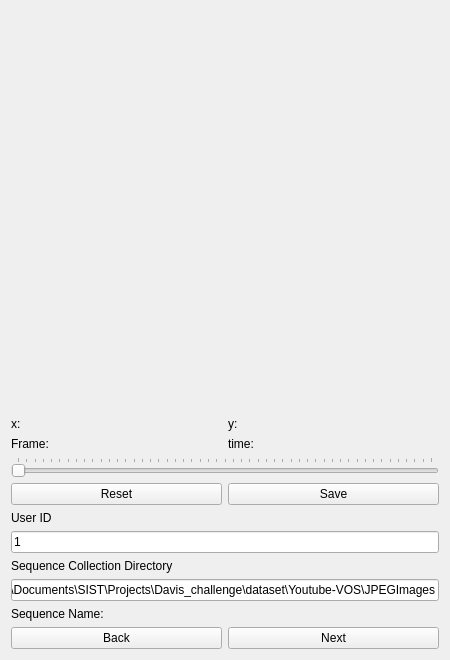
ShenhanQian/inital-scribble-collector, file scribble_collector_UI.ui: the form before one commit.
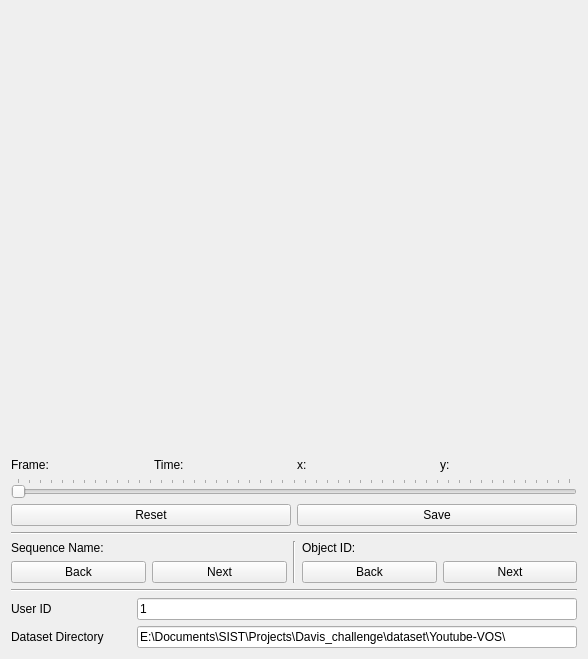
The form after the commit.

Commit message: Rearrange GUI framework for switching between object ID

```diff
--- a/scribble_collector_UI.ui
+++ b/scribble_collector_UI.ui
@@ -6,8 +6,8 @@
    <rect>
     <x>0</x>
     <y>0</y>
-    <width>450</width>
-    <height>450</height>
+    <width>588</width>
+    <height>659</height>
    </rect>
   </property>
   <property name="sizePolicy">
@@ -25,37 +25,22 @@
      <item>
       <widget class="QLabel" name="canvas">
        <property name="sizePolicy">
-        <sizepolicy hsizetype="Minimum" vsizetype="Minimum">
+        <sizepolicy hsizetype="Preferred" vsizetype="Expanding">
          <horstretch>0</horstretch>
          <verstretch>0</verstretch>
         </sizepolicy>
        </property>
-       <property name="minimumSize">
-        <size>
-         <width>0</width>
-         <height>400</height>
-        </size>
-       </property>
-       <property name="mouseTracking">
-        <bool>true</bool>
-       </property>
-       <property name="autoFillBackground">
-        <bool>true</bool>
-       </property>
        <property name="text">
         <string/>
        </property>
-       <property name="alignment">
-        <set>Qt::AlignLeading|Qt::AlignLeft|Qt::AlignTop</set>
-       </property>
-       <property name="indent">
-        <number>0</number>
-       </property>
       </widget>
      </item>
      <item>
-      <layout class="QGridLayout" name="gridLayout">
-       <item row="1" column="0">
+      <layout class="QGridLayout" name="gridLayout"/>
+     </item>
+     <item>
+      <layout class="QHBoxLayout" name="horizontalLayout_7">
+       <item>
         <widget class="QLabel" name="label_frame">
          <property name="sizePolicy">
           <sizepolicy hsizetype="Minimum" vsizetype="Minimum">
@@ -68,7 +53,7 @@
          </property>
         </widget>
        </item>
-       <item row="1" column="1">
+       <item>
         <widget class="QLabel" name="label_6">
          <property name="sizePolicy">
           <sizepolicy hsizetype="Minimum" vsizetype="Minimum">
@@ -77,11 +62,11 @@
           </sizepolicy>
          </property>
          <property name="text">
-          <string>time:</string>
+          <string>Time:</string>
          </property>
         </widget>
        </item>
-       <item row="0" column="0">
+       <item>
         <widget class="QLabel" name="label_x">
          <property name="sizePolicy">
           <sizepolicy hsizetype="Minimum" vsizetype="Minimum">
@@ -94,7 +79,7 @@
          </property>
         </widget>
        </item>
-       <item row="0" column="1">
+       <item>
         <widget class="QLabel" name="label_y">
          <property name="sizePolicy">
           <sizepolicy hsizetype="Minimum" vsizetype="Minimum">
@@ -162,13 +147,108 @@
       </layout>
      </item>
      <item>
+      <widget class="Line" name="line_4">
+       <property name="orientation">
+        <enum>Qt::Horizontal</enum>
+       </property>
+      </widget>
+     </item>
+     <item>
+      <layout class="QHBoxLayout" name="horizontalLayout_11">
+       <item>
+        <layout class="QHBoxLayout" name="horizontalLayout_4">
+         <item>
+          <layout class="QVBoxLayout" name="verticalLayout_3">
+           <item>
+            <widget class="QLabel" name="label_seq_name">
+             <property name="text">
+              <string>Sequence Name: </string>
+             </property>
+            </widget>
+           </item>
+           <item>
+            <layout class="QHBoxLayout" name="horizontalLayout_13">
+             <item>
+              <widget class="QPushButton" name="pushButton_seq_back">
+               <property name="text">
+                <string>Back</string>
+               </property>
+              </widget>
+             </item>
+             <item>
+              <widget class="QPushButton" name="pushButton_seq_next">
+               <property name="text">
+                <string>Next</string>
+               </property>
+              </widget>
+             </item>
+            </layout>
+           </item>
+          </layout>
+         </item>
+         <item>
+          <widget class="Line" name="line_3">
+           <property name="orientation">
+            <enum>Qt::Vertical</enum>
+           </property>
+          </widget>
+         </item>
+         <item>
+          <layout class="QVBoxLayout" name="verticalLayout_4">
+           <item>
+            <widget class="QLabel" name="label_3">
+             <property name="text">
+              <string>Object ID:</string>
+             </property>
+            </widget>
+           </item>
+           <item>
+            <layout class="QHBoxLayout" name="horizontalLayout_8">
+             <item>
+              <widget class="QPushButton" name="pushButton_obj_back">
+               <property name="text">
+                <string>Back</string>
+               </property>
+              </widget>
+             </item>
+             <item>
+              <widget class="QPushButton" name="pushButton_obj_next">
+               <property name="text">
+                <string>Next</string>
+               </property>
+              </widget>
+             </item>
+            </layout>
+           </item>
+          </layout>
+         </item>
+        </layout>
+       </item>
+      </layout>
+     </item>
+     <item>
+      <widget class="Line" name="line">
+       <property name="orientation">
+        <enum>Qt::Horizontal</enum>
+       </property>
+      </widget>
+     </item>
+     <item>
+      <layout class="QHBoxLayout" name="horizontalLayout_5">
+       <item>
       <widget class="QLabel" name="label">
        <property name="sizePolicy">
-        <sizepolicy hsizetype="Minimum" vsizetype="Minimum">
+          <sizepolicy hsizetype="Fixed" vsizetype="Minimum">
          <horstretch>0</horstretch>
          <verstretch>0</verstretch>
         </sizepolicy>
        </property>
+         <property name="minimumSize">
+          <size>
+           <width>120</width>
+           <height>0</height>
+          </size>
+         </property>
        <property name="text">
         <string>User ID</string>
        </property>
@@ -187,21 +267,31 @@
        </property>
       </widget>
      </item>
+      </layout>
+     </item>
+     <item>
+      <layout class="QHBoxLayout" name="horizontalLayout_9">
      <item>
       <widget class="QLabel" name="label_2">
        <property name="sizePolicy">
-        <sizepolicy hsizetype="Minimum" vsizetype="Minimum">
+          <sizepolicy hsizetype="Fixed" vsizetype="Minimum">
          <horstretch>0</horstretch>
          <verstretch>0</verstretch>
         </sizepolicy>
        </property>
+         <property name="minimumSize">
+          <size>
+           <width>120</width>
+           <height>0</height>
+          </size>
+         </property>
        <property name="text">
-        <string>Sequence Collection Directory</string>
+          <string>Dataset Directory</string>
        </property>
       </widget>
      </item>
      <item>
-      <widget class="QLineEdit" name="lineEdit_media_dir">
+        <widget class="QLineEdit" name="lineEdit_dataset_dir">
        <property name="sizePolicy">
         <sizepolicy hsizetype="Minimum" vsizetype="Minimum">
          <horstretch>0</horstretch>
@@ -209,30 +299,7 @@
         </sizepolicy>
        </property>
        <property name="text">
-        <string>E:\Documents\SIST\Projects\Davis_challenge\dataset\Youtube-VOS\JPEGImages</string>
-       </property>
-      </widget>
-     </item>
-     <item>
-      <widget class="QLabel" name="label_seq_name">
-       <property name="text">
-        <string>Sequence Name: </string>
-       </property>
-      </widget>
-     </item>
-     <item>
-      <layout class="QHBoxLayout" name="horizontalLayout_4">
-       <item>
-        <widget class="QPushButton" name="pushButton_back">
-         <property name="text">
-          <string>Back</string>
-         </property>
-        </widget>
-       </item>
-       <item>
-        <widget class="QPushButton" name="pushButton_next">
-         <property name="text">
-          <string>Next</string>
+          <string>E:\Documents\SIST\Projects\Davis_challenge\dataset\Youtube-VOS\</string>
          </property>
         </widget>
        </item>
```
Lines whose indentation alone changed are shown as unchanged. The commit also changes 1 other file.
